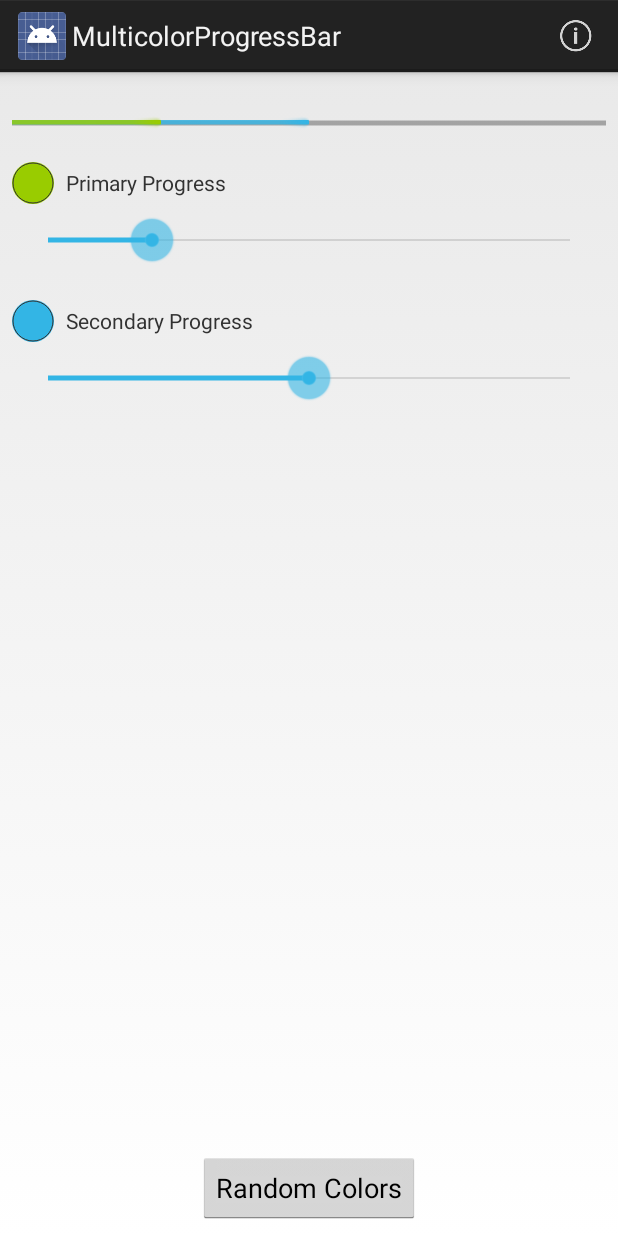
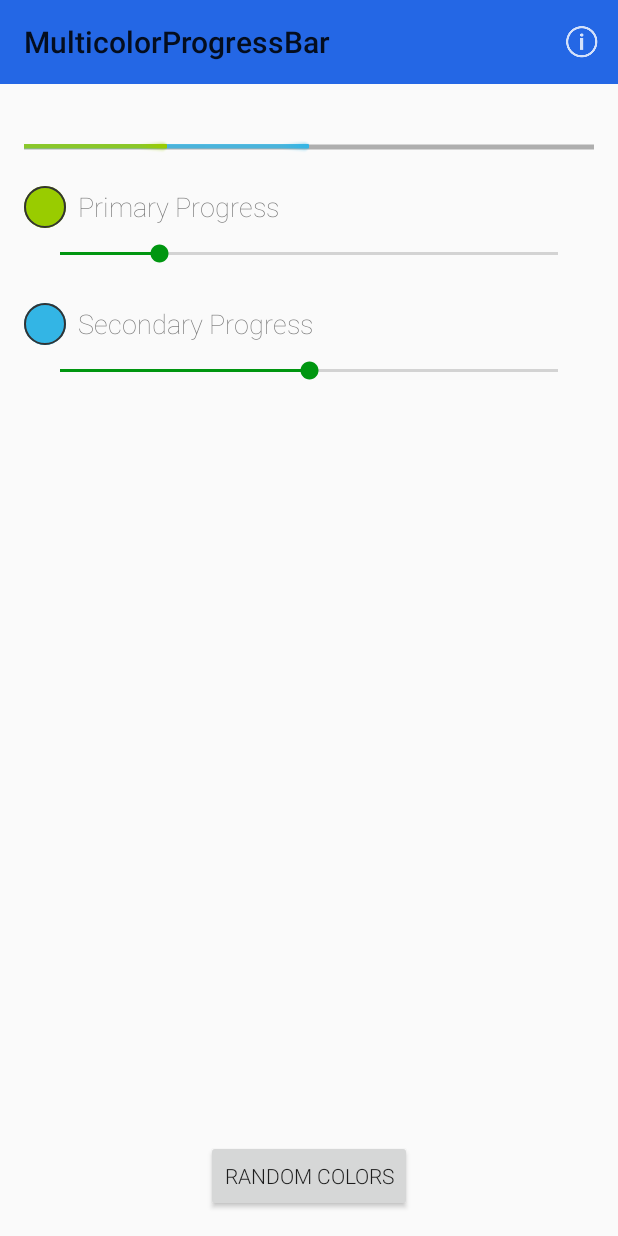
Before and after one commit to ndorigatti/MultiColorProgressBar, an Android app: the screen it shows after launch (MainActivity), on a phone screen of 412 x 824 dp. Run offline under Robolectric (Android 15) with nearby library versions, the phone set to English and light mode, and no system bars.

Commit message:
Updates to material design (well, toolbar).

```diff
--- a/appDemo/src/main/java/com/google/samples/apps/iosched/ui/widget/BezelImageView.java
+++ b/appDemo/src/main/java/com/google/samples/apps/iosched/ui/widget/BezelImageView.java
@@ -40,7 +40,7 @@ import it.ndorigatti.mcp.app.R;
  * flexible enough for use with other desired aesthetics.
  */
 public class BezelImageView extends ImageView {
-    private Paint mBlackPaint;
+    private Paint mBlackPaint,mWhitePaint;
     private Paint mMaskedPaint;
 
     private Rect mBounds;
@@ -90,6 +90,12 @@ public class BezelImageView extends ImageView {
         // Other initialization
         mBlackPaint = new Paint();
         mBlackPaint.setColor(0xff000000);
+
+        mWhitePaint = new Paint();
+        mWhitePaint.setStyle(Paint.Style.STROKE);
+        mWhitePaint.setColor(0xff333333);
+        mWhitePaint.setStrokeWidth(2);//TODO
+        mWhitePaint.setAntiAlias(true);
 
         mMaskedPaint = new Paint();
         mMaskedPaint.setXfermode(new PorterDuffXfermode(PorterDuff.Mode.SRC_IN));
@@ -210,11 +216,7 @@ public class BezelImageView extends ImageView {
         // Draw from cache
         canvas.drawBitmap(mCacheBitmap, mBounds.left, mBounds.top, null);
         //Draw a circle outside
-        Paint whitePaint = new Paint();
-        whitePaint.setStyle(Paint.Style.STROKE);
-        whitePaint.setColor(0xff333333);
-        whitePaint.setStrokeWidth(1);
-        whitePaint.setAntiAlias(true);
-        canvas.drawCircle((width) / 2, (height) / 2, (width) / 2 - 1, whitePaint);
+
+        canvas.drawCircle((width) / 2, (height) / 2, (width) / 2 - 1, mWhitePaint);
     }
 }
--- a/appDemo/src/main/java/it/ndorigatti/mcp/app/MainActivity.java
+++ b/appDemo/src/main/java/it/ndorigatti/mcp/app/MainActivity.java
@@ -15,7 +15,7 @@
  ******************************************************************************/
 
 package it.ndorigatti.mcp.app;
-import android.app.Activity;
+
 import android.app.AlertDialog;
 import android.app.Dialog;
 import android.app.DialogFragment;
@@ -29,6 +29,8 @@ import android.content.pm.PackageManager;
 import android.graphics.Color;
 import android.graphics.drawable.ColorDrawable;
 import android.os.Bundle;
+import android.support.v7.app.ActionBarActivity;
+import android.support.v7.widget.Toolbar;
 import android.text.Html;
 import android.text.method.LinkMovementMethod;
 import android.view.LayoutInflater;
@@ -47,7 +49,7 @@ import java.util.Random;
 import it.gmariotti.android.example.colorpicker.dashclockpicker.ColorPickerDialogDash;
 import it.ndorigatti.android.view.MulticolorProgressBar;
 
-public class MainActivity extends Activity {
+public class MainActivity extends ActionBarActivity {
     private MulticolorProgressBar multicolorProgressBar;
     private BezelImageView primaryColorPreview, secondaryColorPreview;
     private int primColor, secondColor;
@@ -56,6 +58,9 @@ public class MainActivity extends Activity {
     protected void onCreate(Bundle savedInstanceState) {
         super.onCreate(savedInstanceState);
         setContentView(R.layout.activity_main);
+        Toolbar toolbar = (Toolbar) findViewById(R.id.my_awesome_toolbar);
+        setSupportActionBar(toolbar);
+        toolbar.setCollapsible(true);
         multicolorProgressBar = (MulticolorProgressBar) findViewById(R.id.bicolorProgressBar);
         primColor = getResources().getColor(R.color.initial_progress_color);
         secondColor = getResources().getColor(R.color.initial_secondaryprogress_color);
@@ -69,6 +74,7 @@ public class MainActivity extends Activity {
         secondaryColorPreview = (BezelImageView) findViewById(R.id.secondaryProgressColorPreview);
         primaryColorPreview.setImageDrawable(new ColorDrawable(primColor));
         secondaryColorPreview.setImageDrawable(new ColorDrawable(secondColor));
+        primaryColorPreview.setCropToPadding(false);
 
         SeekBar seekBarPrimary = (SeekBar) findViewById(R.id.seekBarPrimary);
         SeekBar seekBarSecondary = (SeekBar) findViewById(R.id.seekBarSecondary);
--- a/appDemo/src/main/res/layout/activity_main.xml
+++ b/appDemo/src/main/res/layout/activity_main.xml
@@ -1,11 +1,25 @@
-<RelativeLayout xmlns:android="http://schemas.android.com/apk/res/android"
+<LinearLayout xmlns:android="http://schemas.android.com/apk/res/android"
               xmlns:tools="http://schemas.android.com/tools"
               xmlns:nick="http://schemas.android.com/apk/res-auto"
               xmlns:app="http://schemas.android.com/apk/res-auto"
               android:layout_width="match_parent"
               android:layout_height="match_parent"
-                android:padding="8dp"
+              android:orientation="vertical"
               tools:context="it.ndorigatti.mcp.app.MainActivity">
+
+    <android.support.v7.widget.Toolbar
+        android:id="@+id/my_awesome_toolbar"
+        android:layout_height="wrap_content"
+        android:layout_width="match_parent"
+        android:minHeight="?attr/actionBarSize"
+        android:background="?attr/colorPrimary"
+        app:theme="@style/ThemeOverlay.AppCompat.ActionBar"/>
+
+    <RelativeLayout
+        xmlns:nick="http://schemas.android.com/apk/res-auto"
+        android:layout_width="match_parent"
+        android:layout_height="match_parent"
+        android:padding="16dp">
 
         <it.ndorigatti.android.view.MulticolorProgressBar
             android:layout_marginTop="16dp"
@@ -45,6 +59,8 @@
                 android:layout_width="wrap_content"
                 android:layout_height="wrap_content"
                 android:text="Primary Progress"
+                android:textAppearance="?android:textAppearanceMedium"
+                android:fontFamily="sans-serif-thin"
                 android:id="@+id/primary_tv"
                 android:layout_gravity="center_vertical"
                 />
@@ -69,13 +85,8 @@
             android:layout_marginTop="16dp"
             android:layout_alignParentStart="true"
             android:layout_height="wrap_content"
-            android:layout_width="match_parent"
-            >
+            android:layout_width="match_parent">
 
-        <!--
-                android:layout_below="@id/bicolorProgressBar"
-                android:padding="4dp"
-                -->
             <com.google.samples.apps.iosched.ui.widget.BezelImageView
                 app:maskDrawable="@drawable/circle_mask"
                 android:id="@+id/secondaryProgressColorPreview"
@@ -89,11 +100,12 @@
                 android:src="@color/initial_secondaryprogress_color"
                 android:layout_gravity="center_vertical|center_horizontal"/>
 
-
             <TextView
                 android:layout_width="wrap_content"
                 android:layout_height="wrap_content"
                 android:text="Secondary Progress"
+                android:textAppearance="?android:textAppearanceMedium"
+                android:fontFamily="sans-serif-thin"
                 android:id="@+id/secondary_tv"
                 android:layout_gravity="center_vertical"/>
         </LinearLayout>
@@ -117,6 +129,9 @@
             android:id="@+id/changecolorsbtn"
             android:layout_alignParentBottom="true"
             android:text="Random Colors"
+            android:fontFamily="sans-serif-light"
+
             />
 
     </RelativeLayout>
+</LinearLayout>
--- a/appDemo/src/main/res/menu/main.xml
+++ b/appDemo/src/main/res/menu/main.xml
@@ -1,11 +1,12 @@
 <menu xmlns:android="http://schemas.android.com/apk/res/android"
-    xmlns:tools="http://schemas.android.com/tools"
-    tools:context="it.dorigatti.multicolorprogressbar.app.MainActivity" >
+      xmlns:tools="http://schemas.android.com/tools"
+      xmlns:app="http://schemas.android.com/apk/res-auto"
+      tools:context="it.dorigatti.multicolorprogressbar.app.MainActivity">
 
     <item
-            android:id="@+id/action_about"
-            android:title="@string/action_menu_about"
-            android:orderInCategory="2"
-            android:showAsAction="ifRoom|withText"
-            android:icon="@drawable/ic_action_about"/>
+        android:id="@+id/action_about"
+        android:title="@string/action_menu_about"
+        android:orderInCategory="2"
+        app:showAsAction="ifRoom|withText"
+        android:icon="@drawable/ic_action_about"/>
 </menu>
--- a/appDemo/src/main/res/values/colors_initial.xml
+++ b/appDemo/src/main/res/values/colors_initial.xml
@@ -2,4 +2,8 @@
 <resources>
     <color name="initial_progress_color">#99cc00</color>
     <color name="initial_secondaryprogress_color">#33b5e5</color>
+
+    <color name="color_primary">#ff2467e5</color>
+    <color name="color_primaryDark">#ff000fe5</color>
+    <color name="color_accent">#ff009610</color>
 </resources>
--- a/appDemo/src/main/res/values/styles.xml
+++ b/appDemo/src/main/res/values/styles.xml
@@ -1,7 +1,21 @@
 <resources>
 
     <!-- Base application theme. -->
-    <style name="AppTheme" parent="android:Theme.Holo.Light.DarkActionBar">
-        <!-- Customize your theme here. -->
+    <style name="AppTheme" parent="Theme.AppCompat.Light.NoActionBar">
+        <!-- Set AppCompat’s actionBarStyle
+        <item name="actionBarStyle">@android:style/actionbar</item>
+               < Set AppCompat’s color theming attrs
+
+        <item name="colorPrimary">@color/initial_secondaryprogress_color</item>
+               -->
+        <item name="colorPrimary">@color/color_primary</item>
+        <item name="colorPrimaryDark">@color/color_primaryDark</item>
+
+        <!-- colorAccent is used as the default value for colorControlActivated,
+             which is used to tint widgets -->
+        <item name="colorAccent">@color/color_accent</item>
+
+        <!-- You can also set colorControlNormal, colorControlActivated
+             colorControlHighlight, and colorSwitchThumbNormal. -->
     </style>
 </resources>
```
Lines whose indentation alone changed are shown as unchanged.
